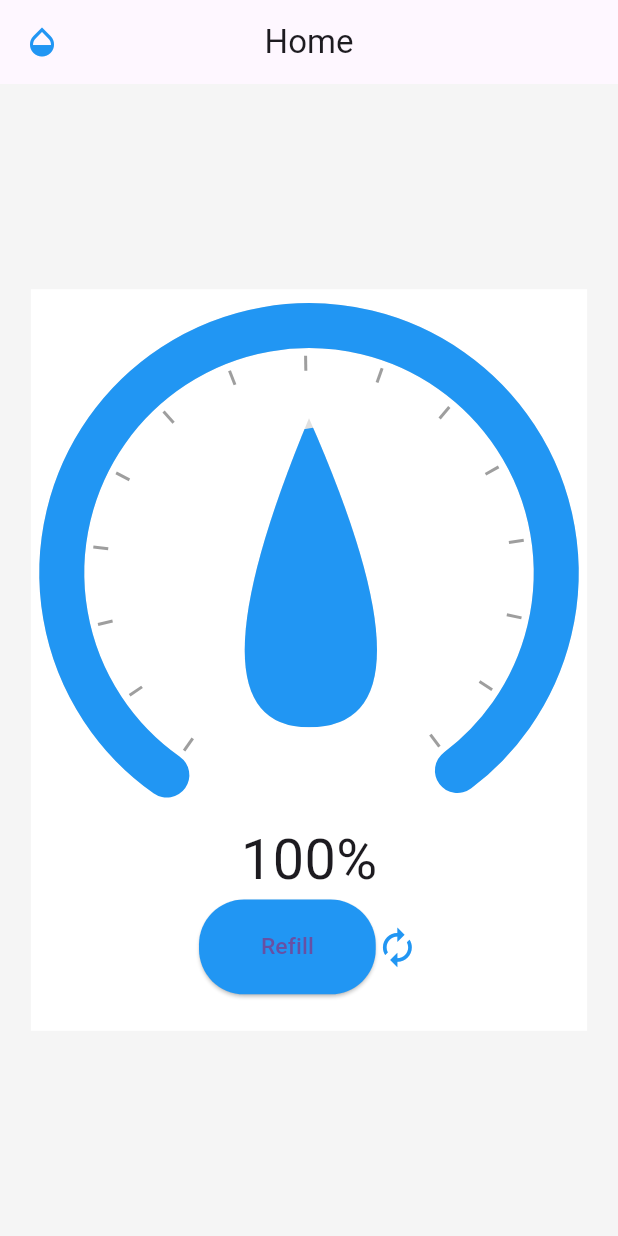
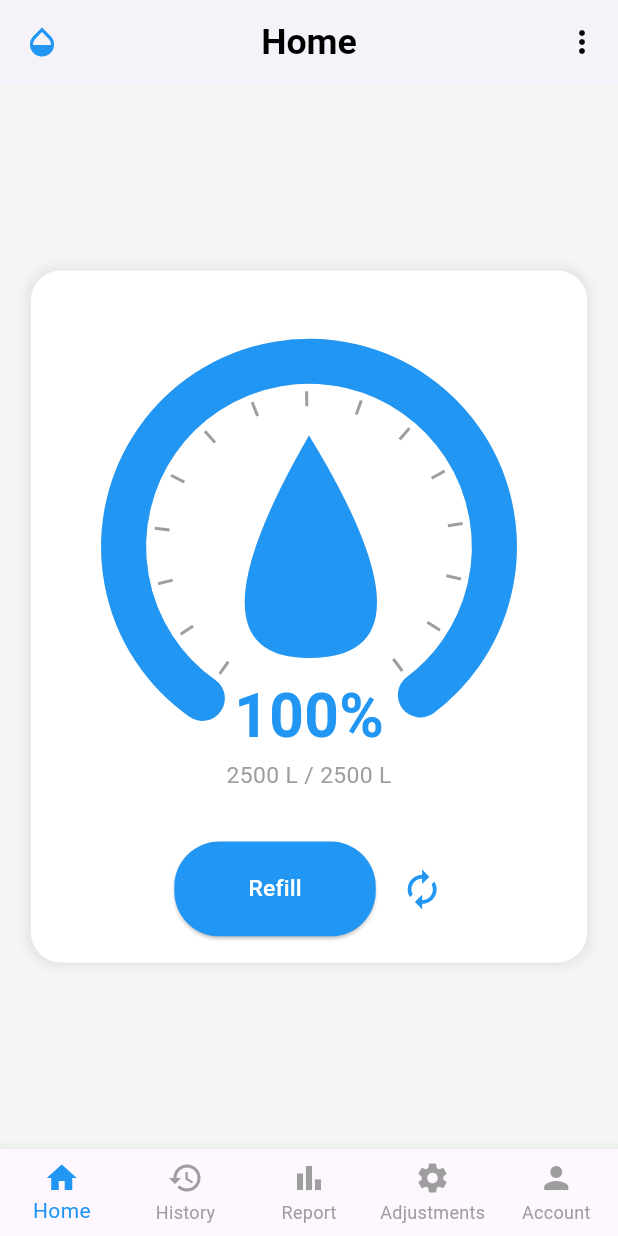
Before and after one commit to M4dhav/water-saver, a Flutter app: the screen it shows after launch, after a tap on "Refill", on a phone screen of 412 x 824 dp. Run offline on Flutter 3.47's test engine with Material 3 defaults, Android fonts, the phone set to English and light mode, and no system bars; our stand-ins replace animated_toggle_switch, auth_buttons, cloud_firestore, firebase_auth, firebase_core, firebase_database and 6 more; missing offline and left inert: interactive_slider; accounts and stored records are empty.

```diff
--- a/lib/main.dart
+++ b/lib/main.dart
@@ -7,6 +7,7 @@ import 'package:get/get_navigation/src/root/get_material_app.dart';
 import 'package:responsive_sizer/responsive_sizer.dart';
 import 'package:shared_preferences/shared_preferences.dart';
 import 'package:water_saver/firebase_options.dart';
+import 'package:water_saver/modals/nav_bar.dart';
 import 'package:water_saver/screens/homepage.dart';
 import 'package:water_saver/views/screens/home.dart';
 
@@ -43,7 +44,7 @@ class MainApp extends StatelessWidget {
         debugShowCheckedModeBanner: false,
         title: 'Water Saver',
         // home: loggedIn ? const HomeScreen() : const SignUpScreen(),
-        home: HomePage(),
+        home: BottomNavBar(),
       );
     });
   }
--- /dev/null
+++ b/lib/modals/nav_bar.dart
@@ -0,0 +1,51 @@
+import 'package:flutter/material.dart';
+import 'package:water_saver/views/screens/history.dart';
+import 'package:water_saver/views/screens/home.dart';
+import 'package:water_saver/views/screens/profile.dart';
+import 'package:water_saver/views/screens/report.dart';
+import 'package:water_saver/views/screens/setup.dart';
+
+class BottomNavBar extends StatefulWidget {
+  @override
+  _BottomNavBarState createState() => _BottomNavBarState();
+}
+
+class _BottomNavBarState extends State<BottomNavBar> {
+  int _selectedIndex = 0;
+
+  final List<Widget> _pages = [
+    HomePage(),
+    HistoryPage(),
+    ReportPage(),
+    Setup(),
+    Profile(),
+  ];
+
+  void _onItemTapped(int index) {
+    setState(() {
+      _selectedIndex = index;
+    });
+  }
+
+  @override
+  Widget build(BuildContext context) {
+    return Scaffold(
+      body: _pages[_selectedIndex],
+      bottomNavigationBar: BottomNavigationBar(
+        currentIndex: _selectedIndex,
+        onTap: _onItemTapped,
+        type: BottomNavigationBarType.fixed,
+        selectedItemColor: Colors.blue,
+        unselectedItemColor: Colors.grey,
+        items: const [
+          BottomNavigationBarItem(icon: Icon(Icons.home), label: 'Home'),
+          BottomNavigationBarItem(icon: Icon(Icons.history), label: 'History'),
+          BottomNavigationBarItem(icon: Icon(Icons.bar_chart), label: 'Report'),
+          BottomNavigationBarItem(
+              icon: Icon(Icons.settings), label: 'Adjustments'),
+          BottomNavigationBarItem(icon: Icon(Icons.person), label: 'Account'),
+        ],
+      ),
+    );
+  }
+}
--- /dev/null
+++ b/lib/views/screens/history.dart
@@ -0,0 +1,10 @@
+import 'package:flutter/material.dart';
+
+class HistoryPage extends StatelessWidget {
+  @override
+  Widget build(BuildContext context) {
+    return Scaffold(
+      body: Center(child: Text("History Page")),
+    );
+  }
+}
--- a/lib/views/screens/home.dart
+++ b/lib/views/screens/home.dart
@@ -20,14 +20,16 @@ class _HomePageState extends State<HomePage>
     super.initState();
     _waveController = AnimationController(
       vsync: this,
-      duration: const Duration(milliseconds: 100),
+      duration: const Duration(milliseconds: 300), // Smooth wave transition
     )..addListener(() {
         setState(() {
-          _wavePhase += 0.1; // Moves the wave animation
+          _wavePhase += 0.05; // Slower & smoother wave movement
+          if (_wavePhase > 2 * 3.1415)
+            _wavePhase = 0; // Reset phase to avoid overflow
         });
       });
 
-    _waveController.repeat(); // Keeps the waves moving
+    _waveController.repeat();
   }
 
   @override
@@ -45,75 +47,99 @@ class _HomePageState extends State<HomePage>
   @override
   Widget build(BuildContext context) {
     return Scaffold(
-      backgroundColor: Color.fromARGB(255, 245, 245, 245),
+      backgroundColor: Color(0xFFF5F5F5),
       appBar: AppBar(
+        backgroundColor: Colors.white,
+        elevation: 2,
         leading: IconButton(
-          icon: Icon(
-            Icons.opacity,
-            color: Colors.blue,
-          ),
-          onPressed: () {
-            // Handle the menu button press
-          },
+          icon: Icon(Icons.opacity, color: Colors.blue),
+          onPressed: () {},
         ),
         title: Text(
           'Home',
+          style: TextStyle(
+              fontSize: 20.sp,
+              fontWeight: FontWeight.bold,
+              color: Colors.black),
         ),
         centerTitle: true,
-      ), // Matches reference background
+        actions: [
+          IconButton(
+            icon: Icon(Icons.more_vert, color: Colors.black),
+            onPressed: () {},
+          ),
+        ],
+      ),
       body: Center(
         child: Container(
+          decoration: BoxDecoration(
             color: Colors.white,
-          height: 60.h,
+            borderRadius: BorderRadius.circular(20),
+            boxShadow: [
+              BoxShadow(
+                color: Colors.grey.withOpacity(0.2),
+                spreadRadius: 2,
+                blurRadius: 5,
+              ),
+            ],
+          ),
+          padding: EdgeInsets.all(5.w),
+          height: 56.h,
           width: 90.w,
-          child: Center(
           child: Column(
             mainAxisAlignment: MainAxisAlignment.center,
             children: [
               Stack(
                 alignment: Alignment.center,
                 children: [
-                    // Arc (Background & Progress)
                   CustomPaint(
-                      size: Size(80.w, 80.w),
+                    size: Size(30.h, 75.w),
                     painter: WaterLevelArcPainter(
-                        progress:
-                            _waterLevel / _maxCapacity, // Dynamic progress
+                      progress: _waterLevel / _maxCapacity,
                       color: Colors.blue,
                     ),
                   ),
-                    // Water Drop with Wavy Effect
                   Container(
                     width: 40.w,
-                      height: 50.w,
+                    height: 18.h,
                     child: CustomPaint(
                       painter: WaterDropPainter(
-                          progress:
-                              _waterLevel / _maxCapacity, // Dynamic progress
+                        progress: _waterLevel / _maxCapacity,
                         fillColor: Colors.blue,
-                          wavePhase: _wavePhase, // Controls wave motion
+                        wavePhase: _wavePhase, // Now properly updating
                       ),
                     ),
                   ),
+                  Column(
+                    children: [
+                      Padding(
+                        padding: EdgeInsets.only(top: 30.h),
+                        child: Text(
+                          '${((_waterLevel / _maxCapacity) * 100).toInt()}%',
+                          style: TextStyle(
+                              fontSize: 26.sp,
+                              fontWeight: FontWeight.bold,
+                              color: Colors.blue),
+                        ),
+                      ),
+                      Text(
+                        '${_waterLevel.toInt()} L / 2500 L',
+                        style: TextStyle(fontSize: 16.sp, color: Colors.grey),
+                      ),
                     ],
                   ),
-                // Water level text
-                Column(
-                  children: [
-                    Text('100%', style: TextStyle(fontSize: 25.sp)),
                 ],
               ),
-                // Refill Button
+              SizedBox(height: 4.h),
               Row(
                 mainAxisAlignment: MainAxisAlignment.center,
                 children: [
-                    SizedBox(
-                      child: ElevatedButton(
+                  ElevatedButton(
                     onPressed: _refillWater,
                     style: ElevatedButton.styleFrom(
                       backgroundColor: Colors.blue,
                       padding: EdgeInsets.symmetric(
-                              horizontal: 8.w, vertical: 1.5.h),
+                          horizontal: 10.w, vertical: 1.5.h),
                       shape: RoundedRectangleBorder(
                         borderRadius: BorderRadius.circular(30),
                       ),
@@ -123,19 +149,20 @@ class _HomePageState extends State<HomePage>
                       child: Text(
                         'Refill',
                         style: TextStyle(
-                                fontSize: 16.sp, fontWeight: FontWeight.w500),
+                            fontSize: 16.sp,
+                            fontWeight: FontWeight.w500,
+                            color: Colors.white),
                       ),
                     ),
                   ),
-                    ),
-                    Icon(Icons.autorenew, color: Colors.blue, size: 7.w)
+                  SizedBox(width: 4.w),
+                  Icon(Icons.autorenew, color: Colors.blue, size: 7.w),
                 ],
               ),
             ],
           ),
         ),
       ),
-      ),
     );
   }
 }
--- /dev/null
+++ b/lib/views/screens/profile.dart
@@ -0,0 +1,10 @@
+import 'package:flutter/material.dart';
+
+class Profile extends StatelessWidget {
+  @override
+  Widget build(BuildContext context) {
+    return Scaffold(
+      body: Center(child: Text("Account Page")),
+    );
+  }
+}
--- /dev/null
+++ b/lib/views/screens/report.dart
@@ -0,0 +1,10 @@
+import 'package:flutter/material.dart';
+
+class ReportPage extends StatelessWidget {
+  @override
+  Widget build(BuildContext context) {
+    return Scaffold(
+      body: Center(child: Text("Report Page")),
+    );
+  }
+}
--- /dev/null
+++ b/lib/views/screens/setup.dart
@@ -0,0 +1,10 @@
+import 'package:flutter/material.dart';
+
+class Setup extends StatelessWidget {
+  @override
+  Widget build(BuildContext context) {
+    return Scaffold(
+      body: Center(child: Text("Adjustments Page")),
+    );
+  }
+}
```
Lines whose indentation alone changed are shown as unchanged.
